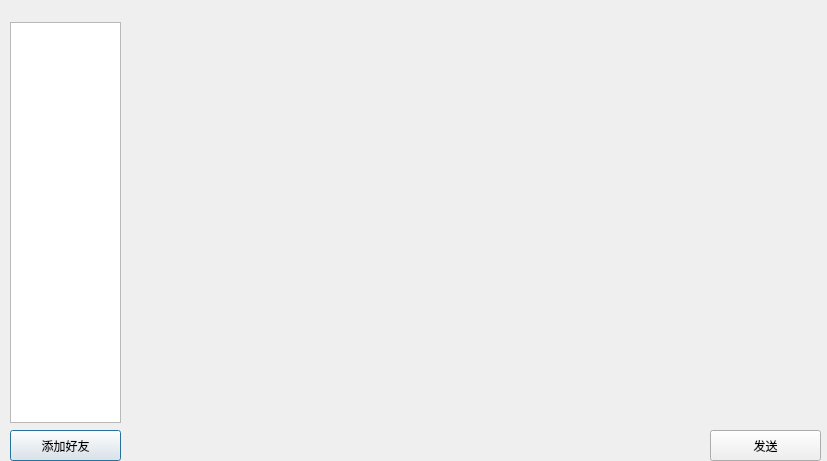
First picture: the form in client/SimpleIMClient/maindialog.ui, repository sy-long/SimpleIM, before the edit.
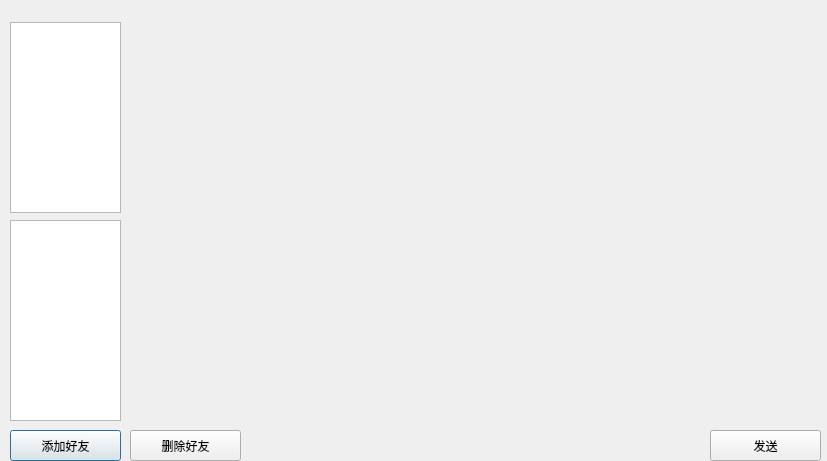
Second picture: the form after the edit.

```diff
--- a/client/SimpleIMClient/maindialog.ui
+++ b/client/SimpleIMClient/maindialog.ui
@@ -66,7 +66,7 @@
      <x>10</x>
      <y>22</y>
      <width>111</width>
-     <height>401</height>
+     <height>191</height>
     </rect>
    </property>
   </widget>
@@ -82,6 +82,29 @@
    <widget class="QWidget" name="page"/>
    <widget class="QWidget" name="page_2"/>
   </widget>
+  <widget class="QPushButton" name="pushButton_3">
+   <property name="geometry">
+    <rect>
+     <x>130</x>
+     <y>430</y>
+     <width>111</width>
+     <height>31</height>
+    </rect>
+   </property>
+   <property name="text">
+    <string>删除好友</string>
+   </property>
+  </widget>
+  <widget class="QListWidget" name="listWidget_2">
+   <property name="geometry">
+    <rect>
+     <x>10</x>
+     <y>220</y>
+     <width>111</width>
+     <height>201</height>
+    </rect>
+   </property>
+  </widget>
  </widget>
  <resources/>
  <connections/>
```
Left out of the diff: 3 changed lines with no effect on the pictures.
